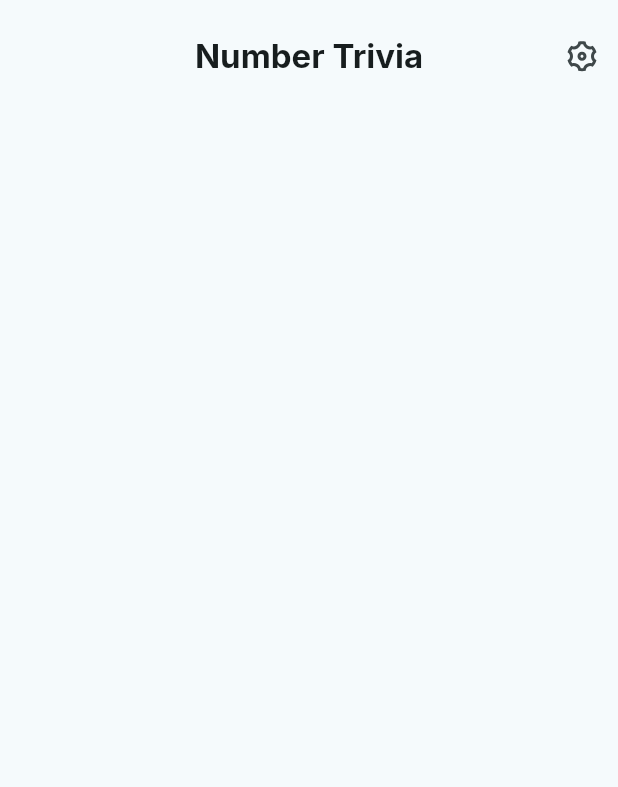
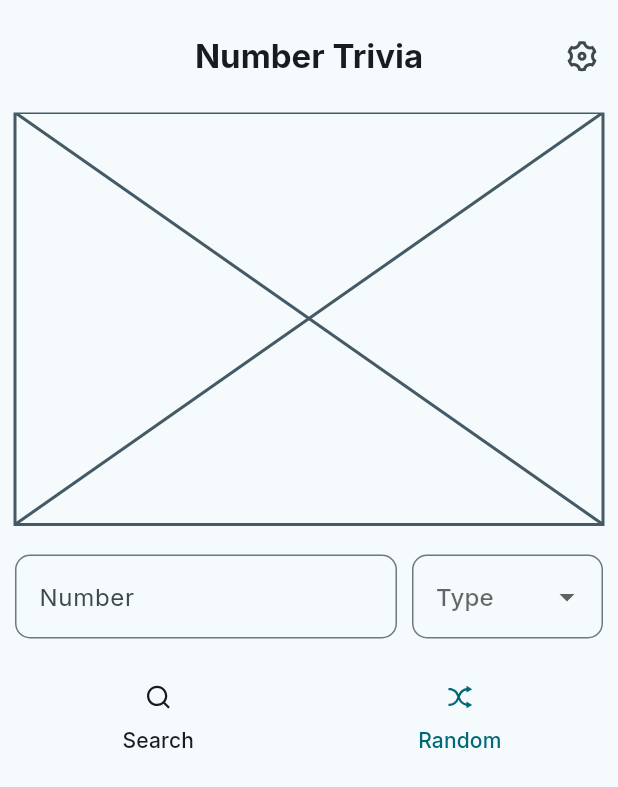
Before and after one commit to pastelcode/number_trivia, a Flutter app: the screen it shows after launch, on a phone screen of 412 x 824 dp. Shown: the top 787 px of the screen. Run offline on Flutter 3.47's test engine with Material 2 defaults, Android fonts, the phone set to English and light mode, and no system bars; our stand-ins replace bloc, dartz, equatable, flutter_bloc, flutter_remix, get_it and 4 more.

Commit message:
Create base UI for number trivia page

```diff
--- a/lib/features/number_trivia/presentation/pages/number_trivia_page.dart
+++ b/lib/features/number_trivia/presentation/pages/number_trivia_page.dart
@@ -1,5 +1,13 @@
 import 'package:flutter/material.dart';
+import 'package:flutter_bloc/flutter_bloc.dart';
+import 'package:flutter_remix/flutter_remix.dart';
 import 'package:number_trivia/core/widgets/widgets.dart';
+import 'package:number_trivia/features/number_trivia/domain/entities/entities.dart';
+import 'package:number_trivia/features/number_trivia/presentation/bloc/bloc.dart';
+
+part '../widgets/number_trivia_page/form.dart';
+part '../widgets/number_trivia_page/number_input.dart';
+part '../widgets/number_trivia_page/type_input.dart';
 
 /// {@template number_trivia_page}
 /// A page for the user to get a trivia about a number.
@@ -14,9 +22,30 @@ class NumberTriviaPage extends StatelessWidget {
   Widget build(
     BuildContext context,
   ) {
-    return const Scaffold(
-      appBar: CustomAppBar(
+    final size = MediaQuery.of(
+      context,
+    ).size;
+
+    return Scaffold(
+      appBar: const CustomAppBar(
         title: Text('Number Trivia'),
+      ),
+      body: Padding(
+        padding: const EdgeInsets.symmetric(
+          horizontal: 10,
+        ),
+        child: ListView(
+          children: <Widget>[
+            SizedBox(
+              height: size.height / 3,
+              child: const Placeholder(),
+            ),
+            const SizedBox(
+              height: 20,
+            ),
+            const _NumberForm(),
+          ],
+        ),
       ),
     );
   }
--- /dev/null
+++ b/lib/features/number_trivia/presentation/widgets/number_trivia_page/form.dart
@@ -0,0 +1,92 @@
+part of '../../pages/number_trivia_page.dart';
+
+class _NumberForm extends StatefulWidget {
+  const _NumberForm();
+
+  @override
+  State<_NumberForm> createState() => __NumberFormState();
+}
+
+class __NumberFormState extends State<_NumberForm> {
+  final formKey = GlobalKey<FormState>();
+  String number = '';
+  NumberTriviaType type = NumberTriviaType.trivia;
+
+  @override
+  Widget build(
+    BuildContext context,
+  ) {
+    return Form(
+      key: formKey,
+      child: Column(
+        children: <Widget>[
+          Row(
+            crossAxisAlignment: CrossAxisAlignment.start,
+            children: <Widget>[
+              Expanded(
+                flex: 2,
+                child: _NumberInput(
+                  onChanged: (
+                    String value,
+                  ) {
+                    number = value;
+                  },
+                ),
+              ),
+              const SizedBox(
+                width: 10,
+              ),
+              Expanded(
+                child: _TypeInput(
+                  onChanged: (
+                    NumberTriviaType? value,
+                  ) {
+                    type = value!;
+                  },
+                ),
+              ),
+            ],
+          ),
+          const SizedBox(
+            height: 20,
+          ),
+          Row(
+            children: <Widget>[
+              Expanded(
+                child: Button(
+                  onPressed: () {
+                    if (formKey.currentState!.validate()) {
+                      context.read<NumberTriviaBloc>().add(
+                            GetTrivia(
+                              numberString: number,
+                              type: type,
+                            ),
+                          );
+                    }
+                  },
+                  icon: const Icon(
+                    FlutterRemix.search_line,
+                  ),
+                  title: const Text('Search'),
+                ),
+              ),
+              const SizedBox(
+                width: 10,
+              ),
+              Expanded(
+                child: Button(
+                  onPressed: () {},
+                  icon: const Icon(
+                    FlutterRemix.shuffle_line,
+                  ),
+                  title: const Text('Random'),
+                  isPrimary: true,
+                ),
+              ),
+            ],
+          ),
+        ],
+      ),
+    );
+  }
+}
--- /dev/null
+++ b/lib/features/number_trivia/presentation/widgets/number_trivia_page/number_input.dart
@@ -0,0 +1,35 @@
+part of '../../pages/number_trivia_page.dart';
+
+class _NumberInput extends StatelessWidget {
+  const _NumberInput({
+    required this.onChanged,
+  });
+
+  final void Function(
+    String value,
+  ) onChanged;
+
+  @override
+  Widget build(
+    BuildContext context,
+  ) {
+    return TextFormField(
+      decoration: const InputDecoration(
+        label: Text('Number'),
+        hintText: '5155',
+      ),
+      autovalidateMode: AutovalidateMode.onUserInteraction,
+      validator: (
+        String? value,
+      ) {
+        return int.tryParse(
+                  value!,
+                ) ==
+                null
+            ? 'Should be a valid number'
+            : null;
+      },
+      onChanged: onChanged,
+    );
+  }
+}
--- /dev/null
+++ b/lib/features/number_trivia/presentation/widgets/number_trivia_page/type_input.dart
@@ -0,0 +1,47 @@
+part of '../../pages/number_trivia_page.dart';
+
+class _TypeInput extends StatelessWidget {
+  const _TypeInput({
+    required this.onChanged,
+  });
+
+  final void Function(
+    NumberTriviaType? value,
+  )? onChanged;
+
+  @override
+  Widget build(
+    BuildContext context,
+  ) {
+    final theme = Theme.of(
+      context,
+    );
+
+    return DropdownButtonFormField<NumberTriviaType>(
+      hint: const Text('Type'),
+      elevation: 0,
+      items: List.generate(
+        NumberTriviaType.values.length,
+        (
+          int index,
+        ) {
+          final value = NumberTriviaType.values[index];
+          final name = '${value.name.substring(
+                0,
+                1,
+              ).toUpperCase()}${value.name.substring(
+            1,
+          )}';
+
+          return DropdownMenuItem(
+            value: value,
+            child: Text(
+              name,
+            ),
+          );
+        },
+      ),
+      onChanged: onChanged,
+    );
+  }
+}
```
